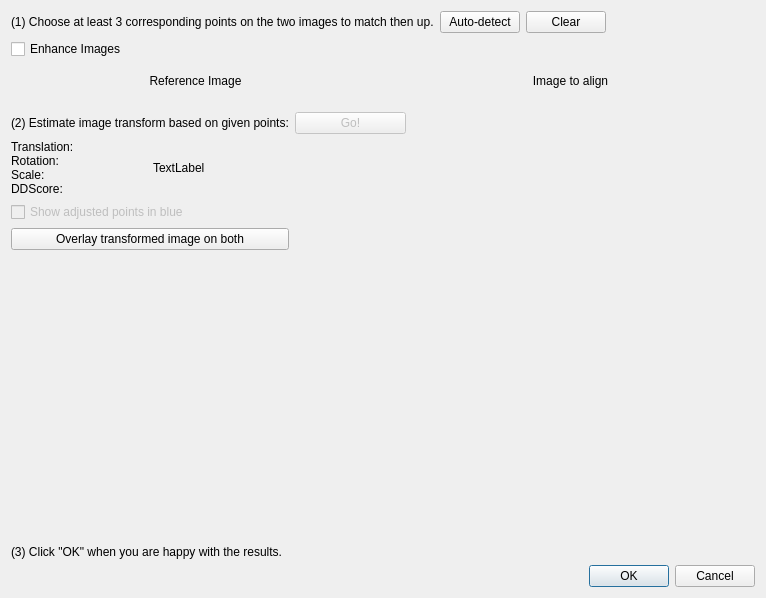
Before: the Qt Designer form calcam/gui/qt_designer_files/image_alignment_dialog.ui in euratom-software/calcam, drawn with Qt 5.
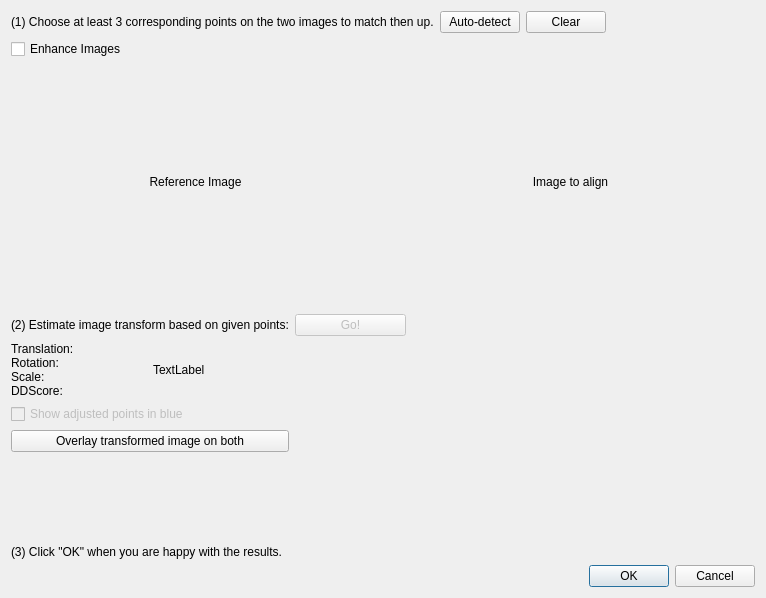
After: the same form once the commit is applied.

Commit message: Finish implementing movement correction (but not documentation for it yet). Also re-split image enhancement to its own module and apply in other tools: basically re-implement what was in e8de1a0 but it actually works this time.

What changed in the file:
```diff
--- a/calcam/gui/qt_designer_files/image_alignment_dialog.ui
+++ b/calcam/gui/qt_designer_files/image_alignment_dialog.ui
@@ -16,6 +16,12 @@
   <layout class="QGridLayout" name="gridLayout">
    <item row="6" column="0" colspan="2">
     <widget class="QFrame" name="frame_2">
+     <property name="sizePolicy">
+      <sizepolicy hsizetype="Preferred" vsizetype="MinimumExpanding">
+       <horstretch>0</horstretch>
+       <verstretch>0</verstretch>
+      </sizepolicy>
+     </property>
      <property name="frameShape">
       <enum>QFrame::NoFrame</enum>
      </property>
@@ -212,6 +218,12 @@
    </item>
    <item row="5" column="0">
     <widget class="QFrame" name="ref_frame">
+     <property name="sizePolicy">
+      <sizepolicy hsizetype="Preferred" vsizetype="Expanding">
+       <horstretch>0</horstretch>
+       <verstretch>0</verstretch>
+      </sizepolicy>
+     </property>
      <property name="frameShape">
       <enum>QFrame::NoFrame</enum>
      </property>
@@ -237,6 +249,12 @@
    </item>
    <item row="5" column="1">
     <widget class="QFrame" name="new_frame">
+     <property name="sizePolicy">
+      <sizepolicy hsizetype="Preferred" vsizetype="Expanding">
+       <horstretch>0</horstretch>
+       <verstretch>0</verstretch>
+      </sizepolicy>
+     </property>
      <property name="frameShape">
       <enum>QFrame::NoFrame</enum>
      </property>
```
Left out of the diff: 11 changed lines with no effect on the pictures. The commit also changes 12 other files.
